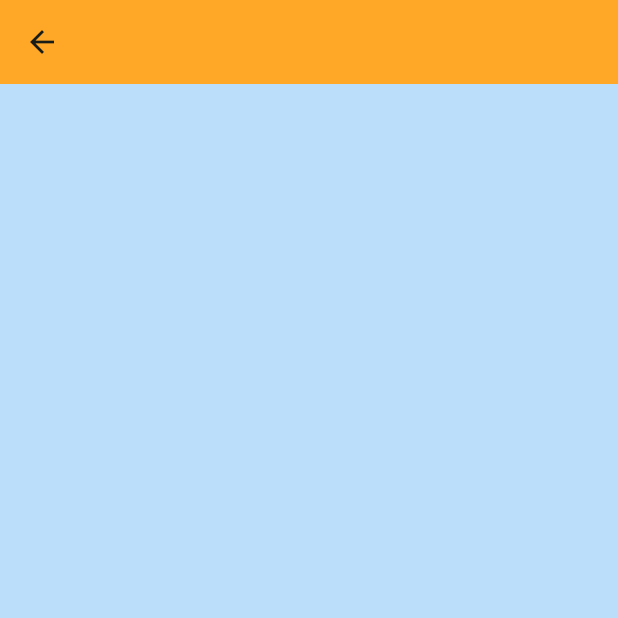
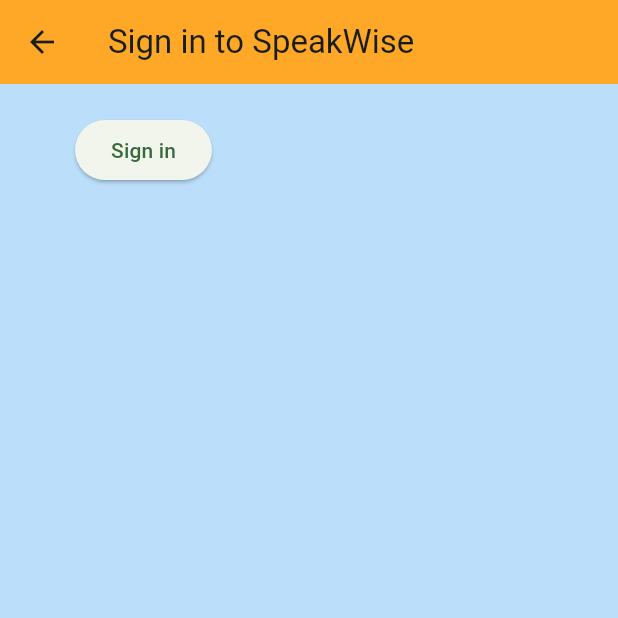
Before and after one commit to acm-projects/SpeakWise, a Flutter app: the SignIn screen opened directly, on a phone screen of 412 x 824 dp, the top half of it. Run offline on Flutter 3.47's test engine with Material 3 defaults, Android fonts, the phone set to English and light mode, and no system bars; our stand-ins replace cloud_firestore, firebase_auth; accounts and stored records are empty.

Commit message:
Added auth.dart file and a raised button.

```diff
--- a/speakwise/lib/screens/authenticate/sign_in.dart
+++ b/speakwise/lib/screens/authenticate/sign_in.dart
@@ -15,9 +15,17 @@
       appBar: AppBar(
       backgroundColor: Colors.orange[400],
       elevation: 0.0,
+      title: Text('Sign in to SpeakWise')
+      ),
+      body: Container(
+        padding: EdgeInsets.symmetric(vertical: 20.0, horizontal: 50.0),
+        child: ElevatedButton(
+          child: Text('Sign in'),
+          onPressed: () async{
 
-
+          },
       )
+    )
     );
   }
 }
--- /dev/null
+++ b/speakwise/lib/services/auth.dart
@@ -0,0 +1,6 @@
+import "package:firebase_auth/firebase_auth.dart";
+
+class AuthService{
+  final FirebaseAuth _auth = FirebaseAuth.instance;
+
+}
```
